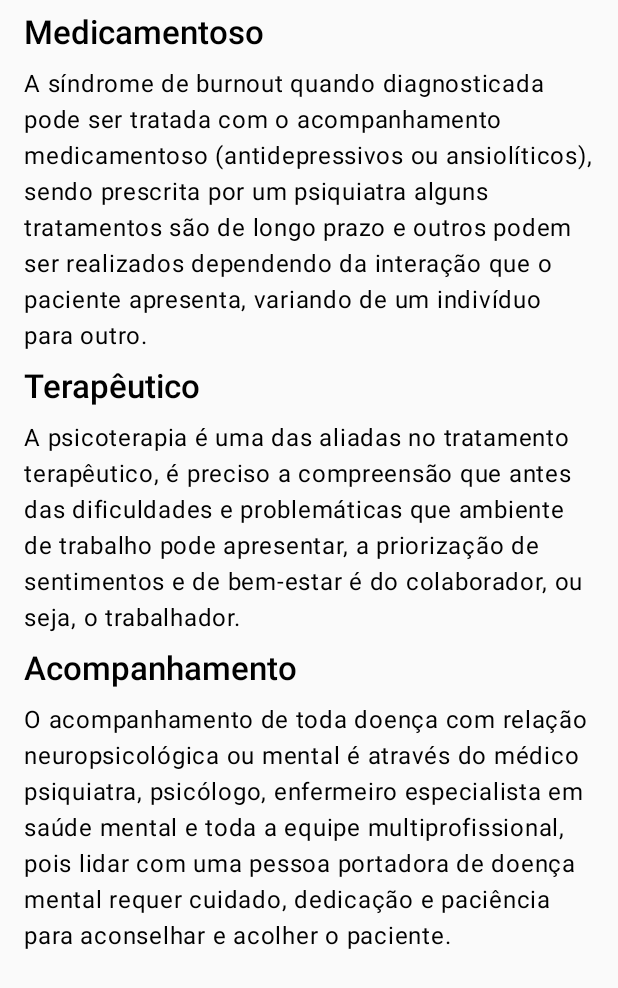
After one commit to janssenbatista/enfburnout, an Android app built with Jetpack Compose: the composable TreatmentScreen shown on its own in the app's theme, on a phone screen of 412 x 824 dp. The commit adds this screen. Shown: the top 988 px of the screen. Run offline under Robolectric (Android 15) with nearby library versions, the phone set to English and light mode, and no system bars; our stand-ins replace Voyager.

Commit message:
feat: add treatment screen

```diff
--- a/app/src/main/java/dev/janssenbatista/enfburnout/MainActivity.kt
+++ b/app/src/main/java/dev/janssenbatista/enfburnout/MainActivity.kt
@@ -37,6 +37,7 @@ import dev.janssenbatista.enfburnout.features.splashscreen.SplashScreen
 import dev.janssenbatista.enfburnout.features.support_services.SupportServicesScreen
 import dev.janssenbatista.enfburnout.features.take_care.TakeCareScreen
 import dev.janssenbatista.enfburnout.features.talk.TalkScreen
+import dev.janssenbatista.enfburnout.features.treatment.TreatmentScreen
 import dev.janssenbatista.enfburnout.features.whatis.WhatIsScreen
 import dev.janssenbatista.enfburnout.ui.theme.EnfBurnoutTheme
 import kotlinx.coroutines.launch
@@ -133,6 +134,7 @@ class MainActivity : ComponentActivity() {
 private fun getTopBarTitle(navigator: Navigator): String =
     when (navigator.lastItem::class.simpleName) {
         HomeScreen::class.simpleName -> HomeScreen.TITLE
+        TreatmentScreen::class.simpleName -> TreatmentScreen.TITLE
         TalkScreen::class.simpleName -> TalkScreen.TITLE
         WhatIsScreen::class.simpleName -> WhatIsScreen.TITLE
         OtherDiseasesScreen::class.simpleName -> OtherDiseasesScreen.TITLE
--- /dev/null
+++ b/app/src/main/java/dev/janssenbatista/enfburnout/features/treatment/TreatmentScreen.kt
@@ -0,0 +1,42 @@
+package dev.janssenbatista.enfburnout.features.treatment
+
+import androidx.compose.foundation.layout.Column
+import androidx.compose.foundation.layout.padding
+import androidx.compose.foundation.rememberScrollState
+import androidx.compose.foundation.verticalScroll
+import androidx.compose.material3.Text
+import androidx.compose.runtime.Composable
+import androidx.compose.ui.Modifier
+import androidx.compose.ui.res.stringResource
+import androidx.compose.ui.tooling.preview.Preview
+import androidx.compose.ui.unit.dp
+import cafe.adriel.voyager.core.screen.Screen
+import dev.janssenbatista.enfburnout.R
+import dev.janssenbatista.enfburnout.components.Subtitle
+
+object TreatmentScreen : Screen {
+    private fun readResolve(): Any = TreatmentScreen
+    const val TITLE = "Tratamento"
+
+    @Composable
+    override fun Content() {
+        Column(
+            Modifier
+                .padding(horizontal = 16.dp)
+                .padding(bottom = 32.dp)
+                .verticalScroll(rememberScrollState())) {
+            Subtitle(text = stringResource(R.string.medicinal))
+            Text(text = stringResource(R.string.medicinal_content))
+            Subtitle(text = stringResource(R.string.therapeutic))
+            Text(text = stringResource(R.string.therapeutic_content))
+            Subtitle(text = stringResource(R.string.follow_up))
+            Text(text = stringResource(R.string.follow_up_content))
+        }
+    }
+}
+
+@Preview(showBackground = true)
+@Composable
+fun TreatmentScreenPreview() {
+    TreatmentScreen.Content()
+}
--- /dev/null
+++ b/app/src/main/res/drawable/ic_medical_services_filled.xml
@@ -0,0 +1,5 @@
+<vector xmlns:android="http://schemas.android.com/apk/res/android" android:height="24dp" android:tint="#000000" android:viewportHeight="24" android:viewportWidth="24" android:width="24dp">
+
+    <path android:fillColor="@android:color/white" android:pathData="M20,6h-4V4c0,-1.1 -0.9,-2 -2,-2h-4C8.9,2 8,2.9 8,4v2H4C2.9,6 2,6.9 2,8v12c0,1.1 0.9,2 2,2h16c1.1,0 2,-0.9 2,-2V8C22,6.9 21.1,6 20,6zM10,4h4v2h-4V4zM16,15h-3v3h-2v-3H8v-2h3v-3h2v3h3V15z"/>
+
+</vector>
--- a/app/src/main/res/values/strings.xml
+++ b/app/src/main/res/values/strings.xml
@@ -26,4 +26,10 @@
     <string name="support_content_2">Centro de Valorização da Vida (QVV) – 188</string>
     <string name="support_content_3">Ministério da Previdência Social (INSS) – 135</string>
     <string name="support_content_4">Delegacias Regionais do Trabalho – 158</string>
+    <string name="medicinal">Medicamentoso</string>
+    <string name="medicinal_content">A síndrome de burnout quando diagnosticada pode ser tratada com o acompanhamento medicamentoso (antidepressivos ou ansiolíticos), sendo prescrita por um psiquiatra alguns tratamentos são de longo prazo e outros podem ser realizados dependendo da interação que o paciente apresenta, variando de um indivíduo para outro.</string>
+    <string name="therapeutic">Terapêutico</string>
+    <string name="therapeutic_content">A psicoterapia é uma das aliadas no tratamento terapêutico, é preciso a compreensão que antes das dificuldades e problemáticas que ambiente de trabalho pode apresentar, a priorização de sentimentos e de bem-estar é do colaborador, ou seja, o trabalhador.</string>
+    <string name="follow_up">Acompanhamento</string>
+    <string name="follow_up_content">O acompanhamento de toda doença com relação neuropsicológica ou mental é através do médico psiquiatra, psicólogo, enfermeiro especialista em saúde mental e toda a equipe multiprofissional, pois lidar com uma pessoa portadora de doença mental requer cuidado, dedicação e paciência para aconselhar e acolher o paciente.</string>
 </resources>
```
Also changed, not shown: app/src/main/java/dev/janssenbatista/enfburnout/components/DrawerContent.kt (+11 -0 lines).
